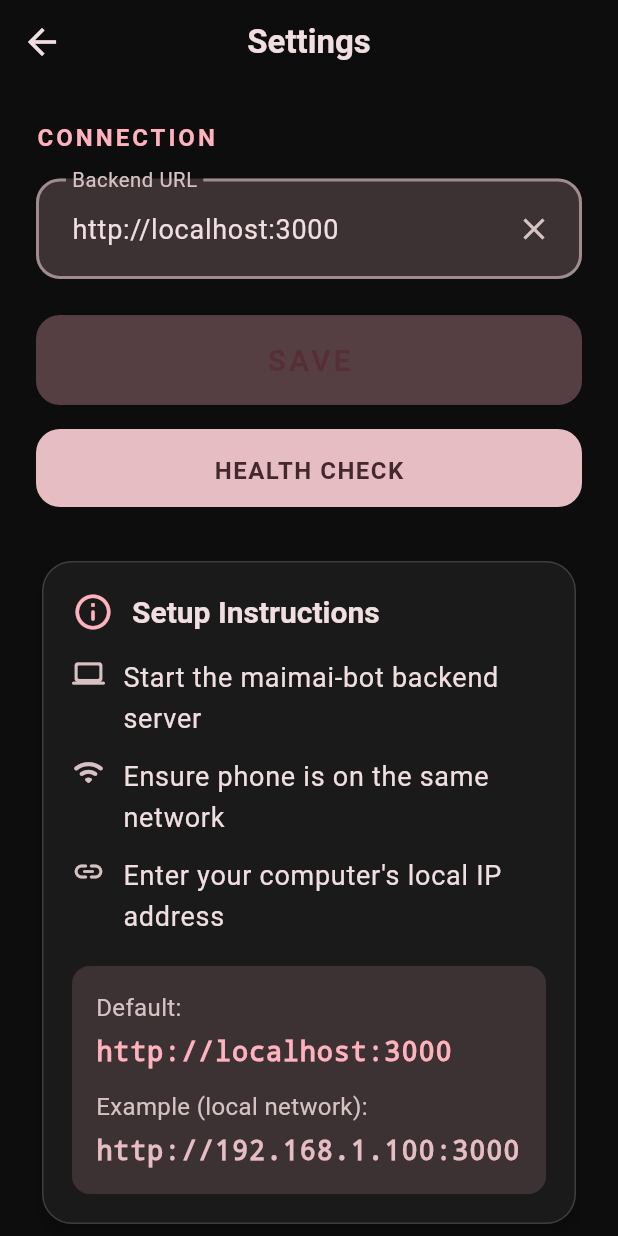
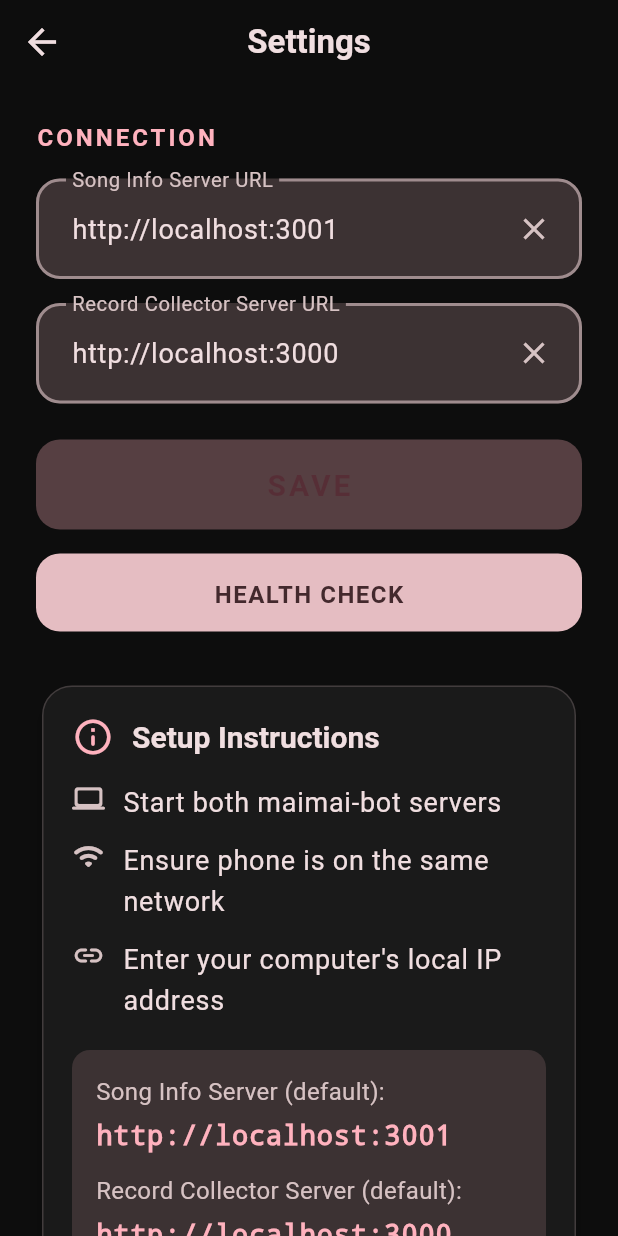
Before and after one commit to minty99/maimai-bot, a Flutter app: the screen it shows after launch, after a tap on the "settings" icon, on a phone screen of 412 x 824 dp. Run offline on Flutter 3.47's test engine with Material 3 defaults, Android fonts, the phone set to English and light mode, and no system bars; our stand-ins replace cached_network_image, dio, equatable, flutter_bloc, sensors_plus, shared_preferences; missing offline and left inert: volume_button_override; network calls fail.

Commit message:
feat: add two-server configuration to Flutter app
Support separate Song Info and Record Collector server URLs
with degraded mode (app works with song-info-server only).

- Add two URL fields to settings (songInfoServerUrl, recordCollectorServerUrl)
- Settings UI with two TextFormFields and SharedPreferences persistence
- SongRepository uses songInfoServerUrl for random song endpoint
- Hide personal score UI when record collector URL not configured
- App recreates SongCubit when either URL changes

Co-authored-by: Claude <claude@anthropic.com>

```diff
--- a/flutter_maimai_randomizer/lib/core/constants/app_constants.dart
+++ b/flutter_maimai_randomizer/lib/core/constants/app_constants.dart
@@ -3,11 +3,14 @@ class AppConstants {
   AppConstants._();
 
   // ─────────────────────────────────────────────────────────────────────────
-  // Backend Configuration
+  // Server Configuration
   // ─────────────────────────────────────────────────────────────────────────
 
-  /// Default backend URL for API calls.
-  static const String defaultBackendUrl = 'http://localhost:3000';
+  /// Default Song Info Server URL (song data, covers).
+  static const String defaultSongInfoServerUrl = 'http://localhost:3001';
+
+  /// Default Record Collector Server URL (personal scores/playlogs).
+  static const String defaultRecordCollectorServerUrl = 'http://localhost:3000';
 
   // ─────────────────────────────────────────────────────────────────────────
   // Level Range Configuration
--- a/flutter_maimai_randomizer/lib/features/settings/bloc/settings/settings_cubit.dart
+++ b/flutter_maimai_randomizer/lib/features/settings/bloc/settings/settings_cubit.dart
@@ -6,12 +6,20 @@ import 'settings_state.dart';
 
 /// Cubit for managing application settings.
 ///
-/// Handles backend URL configuration with SharedPreferences persistence.
+/// Handles server URL configuration with SharedPreferences persistence.
 class SettingsCubit extends Cubit<SettingsState> {
   SettingsCubit()
-    : super(const SettingsState(backendUrl: AppConstants.defaultBackendUrl));
+    : super(
+        const SettingsState(
+          songInfoServerUrl: AppConstants.defaultSongInfoServerUrl,
+          recordCollectorServerUrl:
+              AppConstants.defaultRecordCollectorServerUrl,
+        ),
+      );
 
-  static const String _backendUrlKey = 'backend_url';
+  static const String _songInfoServerUrlKey = 'song_info_server_url';
+  static const String _recordCollectorServerUrlKey =
+      'record_collector_server_url';
 
   /// Initialize settings from SharedPreferences.
   ///
@@ -19,41 +27,79 @@ class SettingsCubit extends Cubit<SettingsState> {
   Future<void> initialize() async {
     try {
       final prefs = await SharedPreferences.getInstance();
-      final savedUrl = prefs.getString(_backendUrlKey);
+      final savedSongInfoUrl = prefs.getString(_songInfoServerUrlKey);
+      final savedRecordCollectorUrl = prefs.getString(
+        _recordCollectorServerUrlKey,
+      );
 
-      if (savedUrl != null && savedUrl.isNotEmpty) {
-        emit(SettingsState(backendUrl: savedUrl));
-      }
+      emit(
+        SettingsState(
+          songInfoServerUrl:
+              (savedSongInfoUrl != null && savedSongInfoUrl.isNotEmpty)
+              ? savedSongInfoUrl
+              : AppConstants.defaultSongInfoServerUrl,
+          recordCollectorServerUrl:
+              (savedRecordCollectorUrl != null &&
+                  savedRecordCollectorUrl.isNotEmpty)
+              ? savedRecordCollectorUrl
+              : AppConstants.defaultRecordCollectorServerUrl,
+        ),
+      );
     } catch (e) {
       // If loading fails, keep default state
       // Could emit an error state here if needed
     }
   }
 
-  /// Update the backend URL and persist it.
+  /// Update the Song Info Server URL and persist it.
   ///
-  /// [url] - The new backend URL.
-  Future<void> updateBackendUrl(String url) async {
+  /// [url] - The new Song Info Server URL.
+  Future<void> updateSongInfoServerUrl(String url) async {
     if (url.isEmpty) {
       return;
     }
 
     try {
       final prefs = await SharedPreferences.getInstance();
-      await prefs.setString(_backendUrlKey, url);
-      emit(state.copyWith(backendUrl: url));
+      await prefs.setString(_songInfoServerUrlKey, url);
+      emit(state.copyWith(songInfoServerUrl: url));
     } catch (e) {
       // Handle persistence error
       // Could emit an error state here if needed
     }
   }
 
-  /// Reset backend URL to default.
-  Future<void> resetBackendUrl() async {
+  /// Update the Record Collector Server URL and persist it.
+  ///
+  /// [url] - The new Record Collector Server URL.
+  Future<void> updateRecordCollectorServerUrl(String url) async {
+    if (url.isEmpty) {
+      return;
+    }
+
     try {
       final prefs = await SharedPreferences.getInstance();
-      await prefs.remove(_backendUrlKey);
-      emit(const SettingsState(backendUrl: AppConstants.defaultBackendUrl));
+      await prefs.setString(_recordCollectorServerUrlKey, url);
+      emit(state.copyWith(recordCollectorServerUrl: url));
+    } catch (e) {
+      // Handle persistence error
+      // Could emit an error state here if needed
+    }
+  }
+
+  /// Reset both server URLs to defaults.
+  Future<void> resetServerUrls() async {
+    try {
+      final prefs = await SharedPreferences.getInstance();
+      await prefs.remove(_songInfoServerUrlKey);
+      await prefs.remove(_recordCollectorServerUrlKey);
+      emit(
+        const SettingsState(
+          songInfoServerUrl: AppConstants.defaultSongInfoServerUrl,
+          recordCollectorServerUrl:
+              AppConstants.defaultRecordCollectorServerUrl,
+        ),
+      );
     } catch (e) {
       // Handle persistence error
     }
--- a/flutter_maimai_randomizer/lib/features/settings/bloc/settings/settings_state.dart
+++ b/flutter_maimai_randomizer/lib/features/settings/bloc/settings/settings_state.dart
@@ -2,16 +2,29 @@ import 'package:equatable/equatable.dart';
 
 /// State for SettingsCubit
 class SettingsState extends Equatable {
-  const SettingsState({required this.backendUrl});
+  const SettingsState({
+    required this.songInfoServerUrl,
+    required this.recordCollectorServerUrl,
+  });
 
-  /// Backend API URL
-  final String backendUrl;
+  /// Song Info Server URL (song data, covers).
+  final String songInfoServerUrl;
+
+  /// Record Collector Server URL (personal scores/playlogs).
+  final String recordCollectorServerUrl;
 
   /// Creates a copy of this state with optional field overrides.
-  SettingsState copyWith({String? backendUrl}) {
-    return SettingsState(backendUrl: backendUrl ?? this.backendUrl);
+  SettingsState copyWith({
+    String? songInfoServerUrl,
+    String? recordCollectorServerUrl,
+  }) {
+    return SettingsState(
+      songInfoServerUrl: songInfoServerUrl ?? this.songInfoServerUrl,
+      recordCollectorServerUrl:
+          recordCollectorServerUrl ?? this.recordCollectorServerUrl,
+    );
   }
 
   @override
-  List<Object?> get props => [backendUrl];
+  List<Object?> get props => [songInfoServerUrl, recordCollectorServerUrl];
 }
--- a/flutter_maimai_randomizer/lib/features/settings/presentation/screens/settings_screen.dart
+++ b/flutter_maimai_randomizer/lib/features/settings/presentation/screens/settings_screen.dart
@@ -9,7 +9,8 @@ import '../../bloc/settings/settings_state.dart';
 /// Settings screen for app configuration.
 ///
 /// Features:
-/// - Backend URL configuration with TextField
+/// - Song Info Server URL configuration with TextField
+/// - Record Collector Server URL configuration with TextField
 /// - Save button with SnackBar feedback
 /// - Info card with setup instructions
 /// - Large touch targets for glove-friendly interaction
@@ -23,7 +24,8 @@ class SettingsScreen extends StatefulWidget {
 }
 
 class _SettingsScreenState extends State<SettingsScreen> {
-  late TextEditingController _urlController;
+  late TextEditingController _songInfoUrlController;
+  late TextEditingController _recordCollectorUrlController;
   bool _hasChanges = false;
   bool _isCheckingHealth = false;
   bool? _healthOk;
@@ -32,40 +34,54 @@ class _SettingsScreenState extends State<SettingsScreen> {
   @override
   void initState() {
     super.initState();
-    final currentUrl = context.read<SettingsCubit>().state.backendUrl;
-    _urlController = TextEditingController(text: currentUrl);
-    _urlController.addListener(_onTextChanged);
+    final state = context.read<SettingsCubit>().state;
+    _songInfoUrlController = TextEditingController(
+      text: state.songInfoServerUrl,
+    );
+    _recordCollectorUrlController = TextEditingController(
+      text: state.recordCollectorServerUrl,
+    );
+    _songInfoUrlController.addListener(_onTextChanged);
+    _recordCollectorUrlController.addListener(_onTextChanged);
   }
 
   @override
   void dispose() {
-    _urlController.removeListener(_onTextChanged);
-    _urlController.dispose();
+    _songInfoUrlController.removeListener(_onTextChanged);
+    _recordCollectorUrlController.removeListener(_onTextChanged);
+    _songInfoUrlController.dispose();
+    _recordCollectorUrlController.dispose();
     super.dispose();
   }
 
   void _onTextChanged() {
-    final currentUrl = context.read<SettingsCubit>().state.backendUrl;
+    final state = context.read<SettingsCubit>().state;
     setState(() {
-      _hasChanges = _urlController.text != currentUrl;
+      _hasChanges =
+          _songInfoUrlController.text != state.songInfoServerUrl ||
+          _recordCollectorUrlController.text != state.recordCollectorServerUrl;
       _healthMessage = null;
       _healthOk = null;
     });
   }
 
   Future<void> _saveSettings() async {
-    final url = _urlController.text.trim();
-    if (url.isEmpty) {
+    final songInfoUrl = _songInfoUrlController.text.trim();
+    final recordCollectorUrl = _recordCollectorUrlController.text.trim();
+
+    if (songInfoUrl.isEmpty || recordCollectorUrl.isEmpty) {
       ScaffoldMessenger.of(context).showSnackBar(
         const SnackBar(
-          content: Text('URL cannot be empty'),
+          content: Text('URLs cannot be empty'),
           backgroundColor: Colors.red,
         ),
       );
       return;
     }
 
-    await context.read<SettingsCubit>().updateBackendUrl(url);
+    final cubit = context.read<SettingsCubit>();
+    await cubit.updateSongInfoServerUrl(songInfoUrl);
+    await cubit.updateRecordCollectorServerUrl(recordCollectorUrl);
 
     if (mounted) {
       setState(() {
@@ -90,7 +106,7 @@ class _SettingsScreenState extends State<SettingsScreen> {
   }
 
   Future<void> _checkHealth() async {
-    final rawUrl = _urlController.text;
+    final rawUrl = _songInfoUrlController.text;
     final baseUrl = _normalizeBaseUrl(rawUrl);
 
     if (baseUrl.isEmpty) {
@@ -186,7 +202,7 @@ class _SettingsScreenState extends State<SettingsScreen> {
             padding: const EdgeInsets.all(24.0),
             children: [
               // ─────────────────────────────────────────────────────────────
-              // Backend URL Section
+              // Server URLs Section
               // ─────────────────────────────────────────────────────────────
               Text(
                 'CONNECTION',
@@ -197,61 +213,23 @@ class _SettingsScreenState extends State<SettingsScreen> {
               ),
               const SizedBox(height: 16),
 
-              // Backend URL TextField
-              TextField(
-                controller: _urlController,
-                style: theme.textTheme.bodyLarge?.copyWith(
-                  color: colorScheme.onSurface,
-                ),
-                decoration: InputDecoration(
-                  labelText: 'Backend URL',
-                  labelStyle: TextStyle(
-                    color: colorScheme.onSurfaceVariant,
-                    fontSize: 18,
-                  ),
-                  hintText: AppConstants.defaultBackendUrl,
-                  hintStyle: TextStyle(
-                    color: colorScheme.onSurfaceVariant.withValues(alpha: 0.5),
-                  ),
-                  filled: true,
-                  fillColor: colorScheme.surfaceContainerHighest,
-                  border: OutlineInputBorder(
-                    borderRadius: BorderRadius.circular(16),
-                    borderSide: BorderSide(
-                      color: colorScheme.outline,
-                      width: 2,
-                    ),
-                  ),
-                  enabledBorder: OutlineInputBorder(
-                    borderRadius: BorderRadius.circular(16),
-                    borderSide: BorderSide(
-                      color: colorScheme.outline,
-                      width: 2,
-                    ),
-                  ),
-                  focusedBorder: OutlineInputBorder(
-                    borderRadius: BorderRadius.circular(16),
-                    borderSide: BorderSide(
-                      color: colorScheme.primary,
-                      width: 2,
-                    ),
-                  ),
-                  contentPadding: const EdgeInsets.symmetric(
-                    horizontal: 20,
-                    vertical: 20,
-                  ),
-                  suffixIcon: _urlController.text.isNotEmpty
-                      ? IconButton(
-                          icon: const Icon(Icons.clear),
-                          iconSize: 24,
-                          onPressed: () {
-                            _urlController.clear();
-                          },
-                        )
-                      : null,
-                ),
-                keyboardType: TextInputType.url,
-                autocorrect: false,
+              // Song Info Server URL TextField
+              _buildUrlTextField(
+                controller: _songInfoUrlController,
+                labelText: 'Song Info Server URL',
+                hintText: AppConstants.defaultSongInfoServerUrl,
+                theme: theme,
+                colorScheme: colorScheme,
+              ),
+              const SizedBox(height: 16),
+
+              // Record Collector Server URL TextField
+              _buildUrlTextField(
+                controller: _recordCollectorUrlController,
+                labelText: 'Record Collector Server URL',
+                hintText: AppConstants.defaultRecordCollectorServerUrl,
+                theme: theme,
+                colorScheme: colorScheme,
               ),
               const SizedBox(height: 24),
 
@@ -391,7 +369,7 @@ class _SettingsScreenState extends State<SettingsScreen> {
                       const SizedBox(height: 16),
                       _InfoItem(
                         icon: Icons.computer_rounded,
-                        text: 'Start the maimai-bot backend server',
+                        text: 'Start both maimai-bot servers',
                         theme: theme,
                         colorScheme: colorScheme,
                       ),
@@ -421,14 +399,30 @@ class _SettingsScreenState extends State<SettingsScreen> {
                           crossAxisAlignment: CrossAxisAlignment.start,
                           children: [
                             Text(
-                              'Default:',
+                              'Song Info Server (default):',
                               style: theme.textTheme.bodyMedium?.copyWith(
                                 color: colorScheme.onSurfaceVariant,
                               ),
                             ),
                             const SizedBox(height: 4),
                             Text(
-                              AppConstants.defaultBackendUrl,
+                              AppConstants.defaultSongInfoServerUrl,
+                              style: theme.textTheme.bodyLarge?.copyWith(
+                                color: colorScheme.primary,
+                                fontFamily: 'monospace',
+                                fontWeight: FontWeight.w600,
+                              ),
+                            ),
+                            const SizedBox(height: 12),
+                            Text(
+                              'Record Collector Server (default):',
+                              style: theme.textTheme.bodyMedium?.copyWith(
+                                color: colorScheme.onSurfaceVariant,
+                              ),
+                            ),
+                            const SizedBox(height: 4),
+                            Text(
+                              AppConstants.defaultRecordCollectorServerUrl,
                               style: theme.textTheme.bodyLarge?.copyWith(
                                 color: colorScheme.primary,
                                 fontFamily: 'monospace',
@@ -444,7 +438,7 @@ class _SettingsScreenState extends State<SettingsScreen> {
                             ),
                             const SizedBox(height: 4),
                             Text(
-                              'http://192.168.1.100:3000',
+                              'http://192.168.1.100:3001',
                               style: theme.textTheme.bodyLarge?.copyWith(
                                 color: colorScheme.secondary,
                                 fontFamily: 'monospace',
@@ -469,11 +463,16 @@ class _SettingsScreenState extends State<SettingsScreen> {
                 child: OutlinedButton(
                   onPressed: () async {
                     final messenger = ScaffoldMessenger.of(context);
-                    await context.read<SettingsCubit>().resetBackendUrl();
+                    await context.read<SettingsCubit>().resetServerUrls();
                     if (mounted) {
-                      _urlController.text = AppConstants.defaultBackendUrl;
+                      _songInfoUrlController.text =
+                          AppConstants.defaultSongInfoServerUrl;
+                      _recordCollectorUrlController.text =
+                          AppConstants.defaultRecordCollectorServerUrl;
                       messenger.showSnackBar(
-                        const SnackBar(content: Text('Reset to default URL')),
+                        const SnackBar(
+                          content: Text('Reset to default server URLs'),
+                        ),
                       );
                     }
                   },
@@ -512,6 +511,59 @@ class _SettingsScreenState extends State<SettingsScreen> {
       ),
     );
   }
+
+  Widget _buildUrlTextField({
+    required TextEditingController controller,
+    required String labelText,
+    required String hintText,
+    required ThemeData theme,
+    required ColorScheme colorScheme,
+  }) {
+    return TextField(
+      controller: controller,
+      style: theme.textTheme.bodyLarge?.copyWith(color: colorScheme.onSurface),
+      decoration: InputDecoration(
+        labelText: labelText,
+        labelStyle: TextStyle(
+          color: colorScheme.onSurfaceVariant,
+          fontSize: 18,
+        ),
+        hintText: hintText,
+        hintStyle: TextStyle(
+          color: colorScheme.onSurfaceVariant.withValues(alpha: 0.5),
+        ),
+        filled: true,
+        fillColor: colorScheme.surfaceContainerHighest,
+        border: OutlineInputBorder(
+          borderRadius: BorderRadius.circular(16),
+          borderSide: BorderSide(color: colorScheme.outline, width: 2),
+        ),
+        enabledBorder: OutlineInputBorder(
+          borderRadius: BorderRadius.circular(16),
+          borderSide: BorderSide(color: colorScheme.outline, width: 2),
+        ),
+        focusedBorder: OutlineInputBorder(
+          borderRadius: BorderRadius.circular(16),
+          borderSide: BorderSide(color: colorScheme.primary, width: 2),
+        ),
+        contentPadding: const EdgeInsets.symmetric(
+          horizontal: 20,
+          vertical: 20,
+        ),
+        suffixIcon: controller.text.isNotEmpty
+            ? IconButton(
+                icon: const Icon(Icons.clear),
+                iconSize: 24,
+                onPressed: () {
+                  controller.clear();
+                },
+              )
+            : null,
+      ),
+      keyboardType: TextInputType.url,
+      autocorrect: false,
+    );
+  }
 }
 
 class _InfoItem extends StatelessWidget {
--- a/flutter_maimai_randomizer/lib/features/song_selection/bloc/song/song_cubit.dart
+++ b/flutter_maimai_randomizer/lib/features/song_selection/bloc/song/song_cubit.dart
@@ -8,8 +8,8 @@ import 'song_state.dart';
 /// Handles fetching random songs from the repository and emitting
 /// appropriate states (Loading, Loaded, Error, NotFound).
 class SongCubit extends Cubit<SongState> {
-  SongCubit({required SongRepository repository})
-    : _repository = repository,
+  SongCubit({required String songInfoServerUrl})
+    : _repository = SongRepositoryImpl(songInfoServerUrl: songInfoServerUrl),
       super(const SongInitial());
 
   final SongRepository _repository;
--- a/flutter_maimai_randomizer/lib/main.dart
+++ b/flutter_maimai_randomizer/lib/main.dart
@@ -8,13 +8,12 @@ import 'features/settings/presentation/screens/settings_screen.dart';
 import 'features/song_selection/bloc/hardware_input/hardware_input_cubit.dart';
 import 'features/song_selection/bloc/level_range/level_range_cubit.dart';
 import 'features/song_selection/bloc/song/song_cubit.dart';
-import 'features/song_selection/data/repositories/song_repository.dart';
 import 'features/song_selection/presentation/screens/song_selection_screen.dart';
 
 void main() async {
   WidgetsFlutterBinding.ensureInitialized();
 
-  // Create and initialize settings cubit first (for persisted backend URL)
+  // Create and initialize settings cubit first (for persisted server URLs)
   final settingsCubit = SettingsCubit();
   await settingsCubit.initialize();
 
@@ -31,7 +30,7 @@ class MaimaiRandomizerApp extends StatelessWidget {
   Widget build(BuildContext context) {
     return MultiBlocProvider(
       providers: [
-        // Settings Cubit (pre-initialized with persisted URL)
+        // Settings Cubit (pre-initialized with persisted server URLs)
         BlocProvider<SettingsCubit>.value(value: settingsCubit),
 
         // Level Range Cubit
@@ -40,17 +39,20 @@ class MaimaiRandomizerApp extends StatelessWidget {
         // Hardware Input Cubit
         BlocProvider<HardwareInputCubit>(create: (_) => HardwareInputCubit()),
       ],
-      // Recreate SongCubit whenever backend URL changes
+      // Recreate SongCubit whenever server URLs change
       child: BlocBuilder<SettingsCubit, SettingsState>(
         buildWhen: (previous, current) {
-          return previous.backendUrl != current.backendUrl;
+          return previous.songInfoServerUrl != current.songInfoServerUrl ||
+              previous.recordCollectorServerUrl !=
+                  current.recordCollectorServerUrl;
         },
         builder: (context, state) {
           return BlocProvider<SongCubit>(
-            key: ValueKey(state.backendUrl),
-            create: (_) => SongCubit(
-              repository: SongRepositoryImpl(baseUrl: state.backendUrl),
+            key: ValueKey(
+              '${state.songInfoServerUrl}_${state.recordCollectorServerUrl}',
             ),
+            create: (_) =>
+                SongCubit(songInfoServerUrl: state.songInfoServerUrl),
             child: MaterialApp(
               title: 'maimai Randomizer',
               debugShowCheckedModeBanner: false,
```
Also changed, not shown: flutter_maimai_randomizer/lib/features/song_selection/presentation/screens/song_selection_screen.dart (+22 -15 lines).
